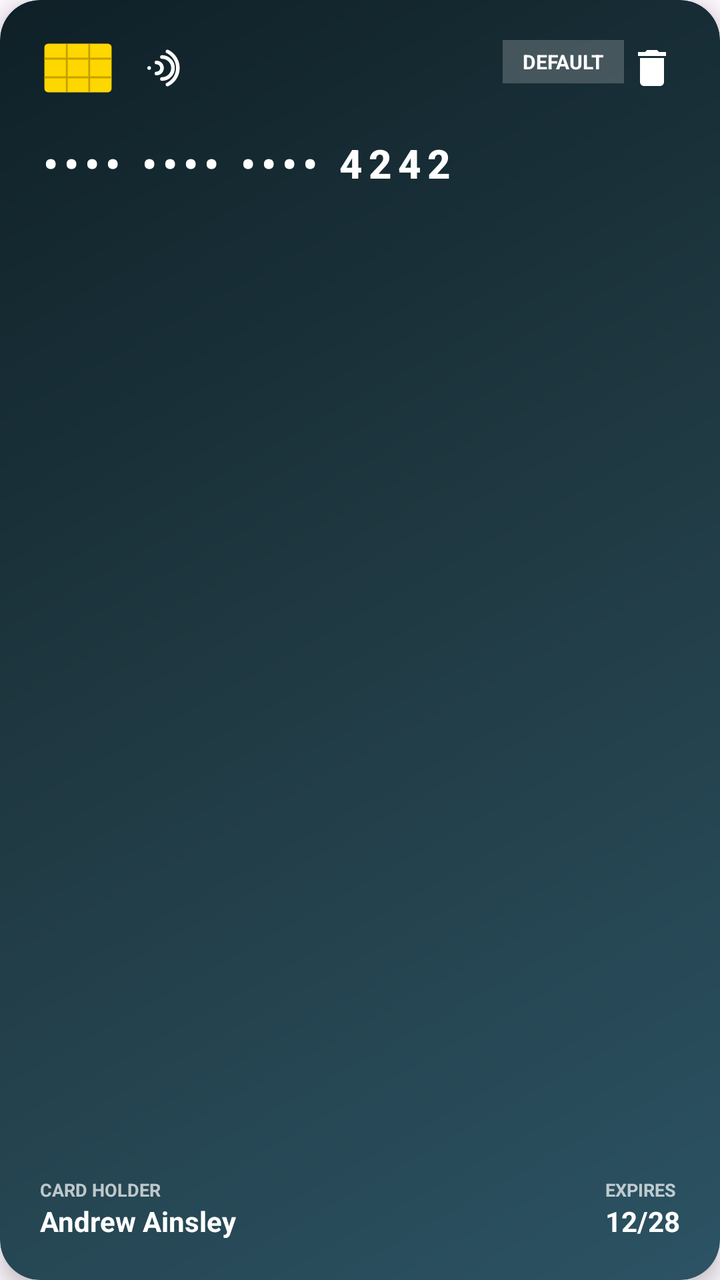
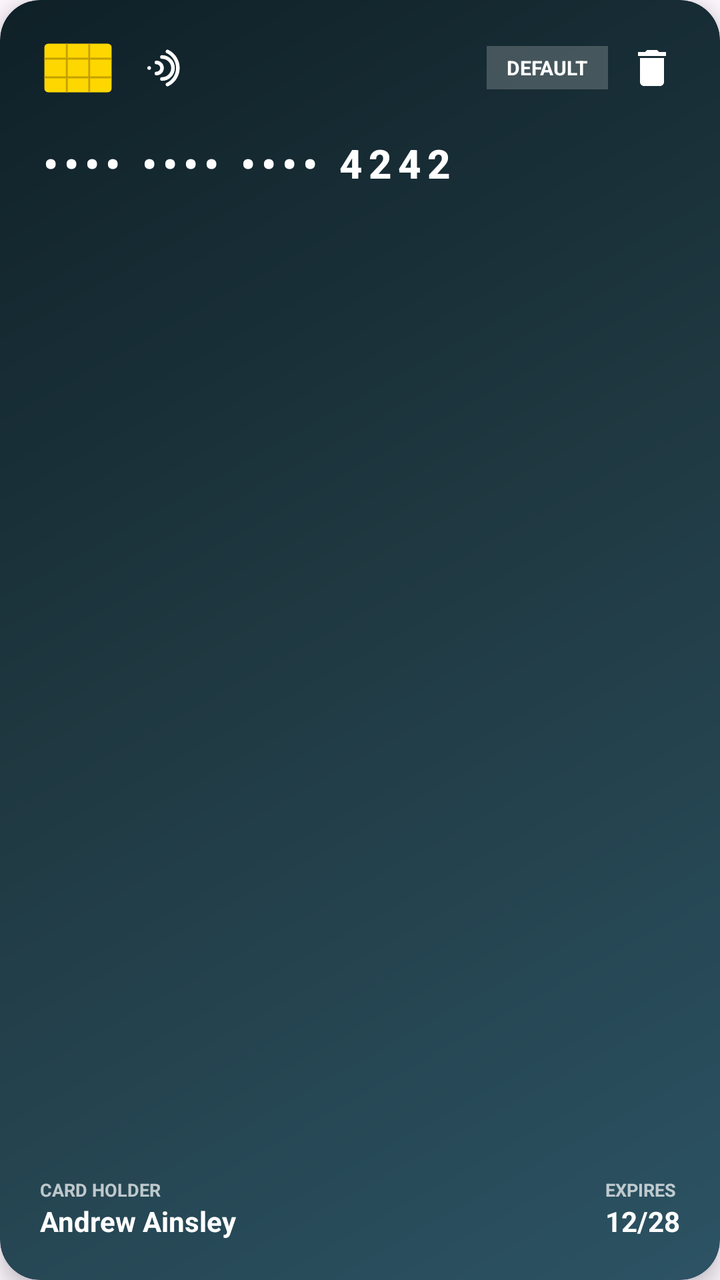

Two renders of the same Android screen: before a commit and after it. Below are the layout's source before the change and the commit's diff.
<!-- AndroidManifest.xml: application theme Theme.Zarur -->
<!-- res/layout/item_credit_card.xml -->
<?xml version="1.0" encoding="utf-8"?>
<com.google.android.material.card.MaterialCardView xmlns:android="http://schemas.android.com/apk/res/android"
    xmlns:app="http://schemas.android.com/apk/res-auto"
    xmlns:tools="http://schemas.android.com/tools"
    android:id="@+id/cardContainer"
    android:layout_width="match_parent"
    android:layout_height="200dp"
    android:layout_marginHorizontal="20dp"
    android:layout_marginVertical="8dp"
    app:cardCornerRadius="20dp"
    app:cardElevation="6dp"
    app:strokeWidth="0dp">

    <androidx.constraintlayout.widget.ConstraintLayout
        android:id="@+id/clCardBackground"
        android:layout_width="match_parent"
        android:layout_height="match_parent"
        android:background="@drawable/bg_card_visa"
        android:padding="20dp">

        
        <ImageView
            android:id="@+id/ivChip"
            android:layout_width="38dp"
            android:layout_height="28dp"
            android:src="@drawable/ic_card_chip"
            app:layout_constraintStart_toStartOf="parent"
            app:layout_constraintTop_toTopOf="parent" />

        <ImageView
            android:id="@+id/ivContactless"
            android:layout_width="22dp"
            android:layout_height="22dp"
            android:layout_marginStart="12dp"
            android:src="@drawable/ic_contactless"
            app:layout_constraintBottom_toBottomOf="@id/ivChip"
            app:layout_constraintStart_toEndOf="@id/ivChip"
            app:layout_constraintTop_toTopOf="@id/ivChip" />

        <TextView
            android:id="@+id/tvDefaultBadge"
            android:layout_width="wrap_content"
            android:layout_height="wrap_content"
            android:background="#33FFFFFF"
            android:paddingHorizontal="10dp"
            android:paddingVertical="4dp"
            android:text="DEFAULT"
            android:textColor="#FFFFFF"
            android:textSize="10sp"
            android:textStyle="bold"
            android:visibility="visible"
            app:layout_constraintEnd_toStartOf="@id/btnDeleteCard"
            app:layout_constraintTop_toTopOf="parent" />

        <ImageButton
            android:id="@+id/btnDeleteCard"
            android:layout_width="28dp"
            android:layout_height="28dp"
            android:layout_marginStart="8dp"
            android:background="?attr/selectableItemBackgroundBorderless"
            android:contentDescription="Delete Card"
            android:src="@drawable/ic_delete"
            app:layout_constraintEnd_toEndOf="parent"
            app:layout_constraintTop_toTopOf="parent"
            app:tint="#FFFFFF" />

        <ImageView
            android:id="@+id/ivBrandLogo"
            android:layout_width="52dp"
            android:layout_height="36dp"
            android:adjustViewBounds="true"
            android:scaleType="fitCenter"
            android:src="@drawable/ic_payment_visa"
            app:layout_constraintEnd_toEndOf="parent"
            app:layout_constraintTop_toBottomOf="@id/btnDeleteCard" />

        
        <TextView
            android:id="@+id/tvCardNumber"
            android:layout_width="0dp"
            android:layout_height="wrap_content"
            android:layout_marginTop="20dp"
            android:fontFamily="sans-serif-medium"
            android:letterSpacing="0.15"
            android:text="•••• •••• •••• 4242"
            android:textColor="#FFFFFF"
            android:textSize="20sp"
            android:textStyle="bold"
            app:layout_constraintEnd_toEndOf="parent"
            app:layout_constraintStart_toStartOf="parent"
            app:layout_constraintTop_toBottomOf="@id/ivChip" />

        
        <LinearLayout
            android:id="@+id/llCardHolder"
            android:layout_width="0dp"
            android:layout_height="wrap_content"
            android:orientation="vertical"
            app:layout_constraintBottom_toBottomOf="parent"
            app:layout_constraintEnd_toStartOf="@id/llExpiry"
            app:layout_constraintStart_toStartOf="parent">

            <TextView
                android:layout_width="wrap_content"
                android:layout_height="wrap_content"
                android:text="CARD HOLDER"
                android:textColor="#B3FFFFFF"
                android:textSize="9sp"
                android:textStyle="bold" />

            <TextView
                android:id="@+id/tvCardHolder"
                android:layout_width="wrap_content"
                android:layout_height="wrap_content"
                android:ellipsize="end"
                android:maxLines="1"
                android:text="Andrew Ainsley"
                android:textColor="#FFFFFF"
                android:textSize="14sp"
                android:textStyle="bold" />
        </LinearLayout>

        <LinearLayout
            android:id="@+id/llExpiry"
            android:layout_width="wrap_content"
            android:layout_height="wrap_content"
            android:orientation="vertical"
            app:layout_constraintBottom_toBottomOf="parent"
            app:layout_constraintEnd_toEndOf="parent">

            <TextView
                android:layout_width="wrap_content"
                android:layout_height="wrap_content"
                android:text="EXPIRES"
                android:textColor="#B3FFFFFF"
                android:textSize="9sp"
                android:textStyle="bold" />

            <TextView
                android:id="@+id/tvExpiryDate"
                android:layout_width="wrap_content"
                android:layout_height="wrap_content"
                android:text="12/28"
                android:textColor="#FFFFFF"
                android:textSize="14sp"
                android:textStyle="bold" />
        </LinearLayout>

        <ImageView
            android:id="@+id/ivSelectionCheck"
            android:layout_width="28dp"
            android:layout_height="28dp"
            android:src="@drawable/ic_check_circle"
            android:visibility="gone"
            app:layout_constraintBottom_toBottomOf="parent"
            app:layout_constraintEnd_toEndOf="parent"
            app:layout_constraintTop_toTopOf="parent" />

    </androidx.constraintlayout.widget.ConstraintLayout>
</com.google.android.material.card.MaterialCardView>
<!-- resources referenced by this layout -->
<resources>
  <!-- drawable bg_card_visa (drawable) -->
  <?xml version="1.0" encoding="utf-8"?>
  <shape xmlns:android="http://schemas.android.com/apk/res/android"
      android:shape="rectangle">
      <corners android:radius="20dp" />
      <gradient
          android:angle="135"
          android:endColor="#0F2027"
          android:centerColor="#203A43"
          android:startColor="#2C5364" />
  </shape>
  <!-- drawable ic_card_chip (drawable) -->
  <?xml version="1.0" encoding="utf-8"?>
  <vector xmlns:android="http://schemas.android.com/apk/res/android"
      android:width="40dp"
      android:height="30dp"
      android:viewportWidth="40"
      android:viewportHeight="30">
    <path
        android:fillColor="#FFD700"
        android:pathData="M4,2 H36 A2,2 0 0,1 38,4 V26 A2,2 0 0,1 36,28 H4 A2,2 0 0,1 2,26 V4 A2,2 0 0,1 4,2 Z" />
    <path
        android:strokeColor="#C5A000"
        android:strokeWidth="1"
        android:pathData="M2,10 H38 M2,20 H38 M14,2 V28 M26,2 V28 M14,10 H26 M14,20 H26" />
  </vector>
  <!-- drawable ic_check_circle (drawable) -->
  <?xml version="1.0" encoding="utf-8"?>
  <vector xmlns:android="http://schemas.android.com/apk/res/android"
      android:width="24dp"
      android:height="24dp"
      android:viewportWidth="24"
      android:viewportHeight="24">
    <path
        android:fillColor="?attr/colorPrimary"
        android:pathData="M12,2C6.48,2 2,6.48 2,12s4.48,10 10,10 10,-4.48 10,-10S17.52,2 12,2zm-2,15l-5,-5 1.41,-1.41L10,14.17l7.59,-7.59L19,8l-9,9z"/>
  </vector>
  <!-- drawable ic_contactless (drawable) -->
  <?xml version="1.0" encoding="utf-8"?>
  <vector xmlns:android="http://schemas.android.com/apk/res/android"
      android:width="24dp"
      android:height="24dp"
      android:viewportWidth="24"
      android:viewportHeight="24">
    <path
        android:strokeColor="#FFFFFF"
        android:strokeWidth="2"
        android:strokeLineCap="round"
        android:pathData="M12,18 A6,6 0 0,0 12,6" />
    <path
        android:strokeColor="#FFFFFF"
        android:strokeWidth="2"
        android:strokeLineCap="round"
        android:pathData="M15,21 A10,10 0 0,0 15,3" />
    <path
        android:strokeColor="#FFFFFF"
        android:strokeWidth="2"
        android:strokeLineCap="round"
        android:pathData="M9,15 A3,3 0 0,0 9,9" />
    <path
        android:fillColor="#FFFFFF"
        android:pathData="M6,12 A1,1 0 1,1 4,12 A1,1 0 1,1 6,12 Z" />
  </vector>
  <!-- drawable ic_delete (drawable) -->
  <?xml version="1.0" encoding="utf-8"?>
  <vector xmlns:android="http://schemas.android.com/apk/res/android"
      android:width="24dp"
      android:height="24dp"
      android:viewportWidth="24"
      android:viewportHeight="24">
    <path
        android:fillColor="?attr/colorError"
        android:pathData="M6,19c0,1.1 0.9,2 2,2h8c1.1,0 2,-0.9 2,-2V7H6v12zM19,4h-3.5l-1,-1h-5l-1,1H5v2h14V4z"/>
  </vector>
  <style name="Theme.Zarur" parent="Base.Theme.Zarur" />
  <color name="uzum_purple">#6E00FF</color>
  <color name="white">#FFFFFF</color>
  <color name="uzum_purple_light">#F2EBFF</color>
  <color name="neutral_900">#212121</color>
  <color name="neutral_50">#FAFAFA</color>
  <color name="neutral_700">#616161</color>
  <color name="neutral_200">#EEEEEE</color>
  <!-- unchanged entries left out for length: 2 -->
</resources>

<!-- the commit's change to res/layout/item_credit_card.xml (unified diff, before → after) -->
@@ -37,32 +37,38 @@
             app:layout_constraintStart_toEndOf="@id/ivChip"
             app:layout_constraintTop_toTopOf="@id/ivChip" />
 
-        <TextView
-            android:id="@+id/tvDefaultBadge"
+        <LinearLayout
+            android:id="@+id/llTopRightActions"
             android:layout_width="wrap_content"
             android:layout_height="wrap_content"
-            android:background="#33FFFFFF"
-            android:paddingHorizontal="10dp"
-            android:paddingVertical="4dp"
-            android:text="DEFAULT"
-            android:textColor="#FFFFFF"
-            android:textSize="10sp"
-            android:textStyle="bold"
-            android:visibility="visible"
-            app:layout_constraintEnd_toStartOf="@id/btnDeleteCard"
-            app:layout_constraintTop_toTopOf="parent" />
+            android:gravity="center_vertical"
+            android:orientation="horizontal"
+            app:layout_constraintEnd_toEndOf="parent"
+            app:layout_constraintTop_toTopOf="parent">
 
-        <ImageButton
-            android:id="@+id/btnDeleteCard"
-            android:layout_width="28dp"
-            android:layout_height="28dp"
-            android:layout_marginStart="8dp"
-            android:background="?attr/selectableItemBackgroundBorderless"
-            android:contentDescription="Delete Card"
-            android:src="@drawable/ic_delete"
-            app:layout_constraintEnd_toEndOf="parent"
-            app:layout_constraintTop_toTopOf="parent"
-            app:tint="#FFFFFF" />
+            <TextView
+                android:id="@+id/tvDefaultBadge"
+                android:layout_width="wrap_content"
+                android:layout_height="wrap_content"
+                android:background="#33FFFFFF"
+                android:paddingHorizontal="10dp"
+                android:paddingVertical="4dp"
+                android:text="DEFAULT"
+                android:textColor="#FFFFFF"
+                android:textSize="10sp"
+                android:textStyle="bold"
+                android:visibility="visible" />
+
+            <ImageButton
+                android:id="@+id/btnDeleteCard"
+                android:layout_width="28dp"
+                android:layout_height="28dp"
+                android:layout_marginStart="8dp"
+                android:background="?attr/selectableItemBackgroundBorderless"
+                android:contentDescription="Delete Card"
+                android:src="@drawable/ic_delete"
+                app:tint="#FFFFFF" />
+        </LinearLayout>
 
         <ImageView
             android:id="@+id/ivBrandLogo"
@@ -72,7 +78,7 @@
             android:scaleType="fitCenter"
             android:src="@drawable/ic_payment_visa"
             app:layout_constraintEnd_toEndOf="parent"
-            app:layout_constraintTop_toBottomOf="@id/btnDeleteCard" />
+            app:layout_constraintTop_toBottomOf="@id/llTopRightActions" />
 
         
         <TextView
@@ -148,10 +154,11 @@
 
         <ImageView
             android:id="@+id/ivSelectionCheck"
-            android:layout_width="28dp"
-            android:layout_height="28dp"
+            android:layout_width="32dp"
+            android:layout_height="32dp"
             android:src="@drawable/ic_check_circle"
             android:visibility="gone"
+            app:tint="#FFFFFF"
             app:layout_constraintBottom_toBottomOf="parent"
             app:layout_constraintEnd_toEndOf="parent"
             app:layout_constraintTop_toTopOf="parent" />
